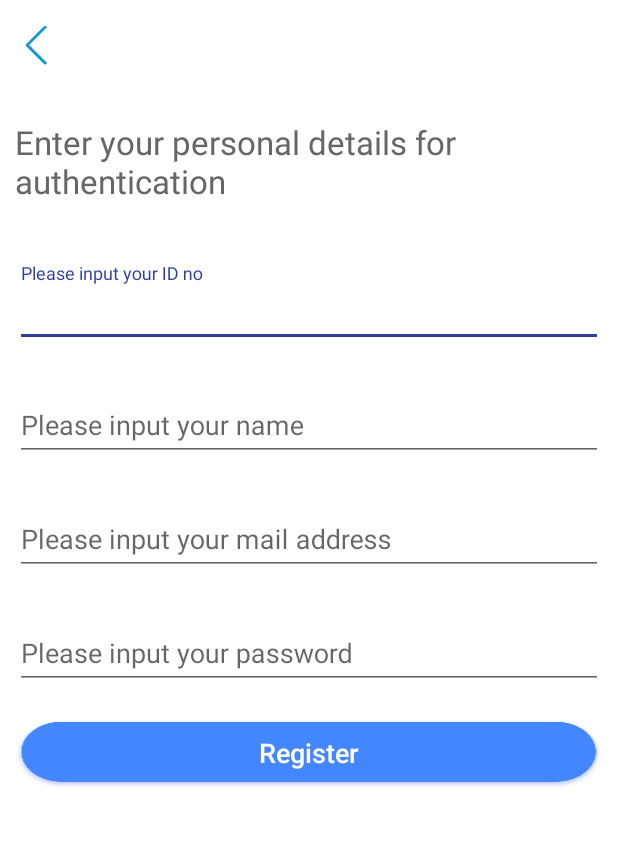
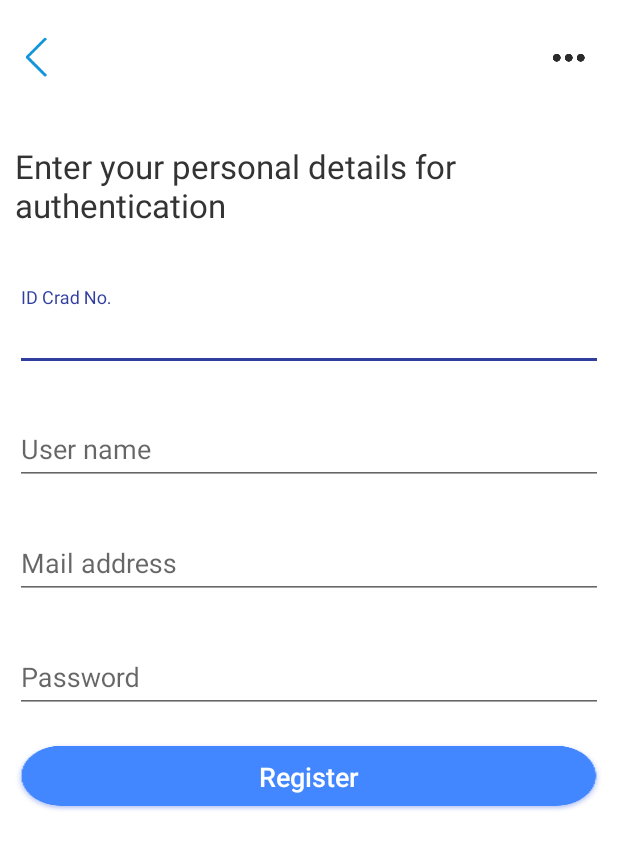
Before and after one commit to WangEric-95/PAYouthVote, an Android app: the layout fragment_register.xml on its own in the app's theme, with its tools: preview values and no code run, on a phone screen of 412 x 824 dp. Shown: the top 849 px of the screen. Run offline under Robolectric (Android 15) with nearby library versions, the phone set to English and light mode, and no system bars.

Commit message:
update registrion page

```diff
--- a/app/src/main/java/com/payouth/hackathon/vote/app/AppViewModelFactory.java
+++ b/app/src/main/java/com/payouth/hackathon/vote/app/AppViewModelFactory.java
@@ -55,7 +55,7 @@ public class AppViewModelFactory extends ViewModelProvider.NewInstanceFactory {
         } else if (modelClass.isAssignableFrom(LoginActivityViewModel.class)) {
             return (T) new LoginActivityViewModel(mApplication, mRepository);
         } else if (modelClass.isAssignableFrom(RegisterFragmentViewModel.class)){
-            return (T) new RegisterFragmentViewModel(mApplication);
+            return (T) new RegisterFragmentViewModel(mApplication, mRepository);
         }
         throw new IllegalArgumentException("Unknown ViewModel class: " + modelClass.getName());
     }
--- a/app/src/main/java/com/payouth/hackathon/vote/data/DemoRepository.java
+++ b/app/src/main/java/com/payouth/hackathon/vote/data/DemoRepository.java
@@ -50,6 +50,11 @@ public class DemoRepository extends BaseModel implements HttpDataSource, LocalDa
     }
 
     @Override
+    public Observable<Object> register() {
+        return mHttpDataSource.login();
+    }
+
+    @Override
     public Observable<DemoEntity> loadMore() {
         return mHttpDataSource.loadMore();
     }
--- a/app/src/main/java/com/payouth/hackathon/vote/data/source/HttpDataSource.java
+++ b/app/src/main/java/com/payouth/hackathon/vote/data/source/HttpDataSource.java
@@ -9,8 +9,10 @@ import me.goldze.mvvmhabit.http.BaseResponse;
  * Created by goldze on 2019/3/26.
  */
 public interface HttpDataSource {
-    //模拟登录
+    //mock for login
     Observable<Object> login();
+    //mock for register
+    Observable<Object> register();
 
     //模拟上拉加载
     Observable<DemoEntity> loadMore();
--- a/app/src/main/java/com/payouth/hackathon/vote/data/source/http/HttpDataSourceImpl.java
+++ b/app/src/main/java/com/payouth/hackathon/vote/data/source/http/HttpDataSourceImpl.java
@@ -45,6 +45,11 @@ public class HttpDataSourceImpl implements HttpDataSource {
     }
 
     @Override
+    public Observable<Object> register() {
+        return Observable.just(new Object()).delay(3, TimeUnit.SECONDS); //延迟3秒
+    }
+
+    @Override
     public Observable<DemoEntity> loadMore() {
         return Observable.create(new ObservableOnSubscribe<DemoEntity>() {
             @Override
--- a/app/src/main/java/com/payouth/hackathon/vote/ui/login/LoginFragment.java
+++ b/app/src/main/java/com/payouth/hackathon/vote/ui/login/LoginFragment.java
@@ -48,7 +48,6 @@ public class LoginFragment extends BaseFragment<FragmentLoginBinding, LoginViewM
         return fragment;
     }
 
-
     @Override
     public void initViewObservable() {
         viewModel.uc.pSwitchEvent.observe(this, new Observer<Boolean>() {
--- a/app/src/main/java/com/payouth/hackathon/vote/ui/login/LoginViewModel.java
+++ b/app/src/main/java/com/payouth/hackathon/vote/ui/login/LoginViewModel.java
@@ -46,7 +46,6 @@ public class LoginViewModel extends BaseViewModel<DemoRepository> {
     public LoginViewModel(@NonNull Application application, DemoRepository repository) {
         super(application, repository);
         userName.set(model.getUserName());
-//        password.set(model.getPassword());
     }
 
     public BindingCommand clearUserNameOnClickCommand = new BindingCommand(new BindingAction() {
--- a/app/src/main/res/layout/fragment_login.xml
+++ b/app/src/main/res/layout/fragment_login.xml
@@ -58,7 +58,7 @@
                     android:layout_height="match_parent"
                     android:layout_weight="1"
                     android:background="@null"
-                    android:hint="@string/login_userID"
+                    android:hint="@string/login_user_name"
                     android:text="@={viewModel.userName}"
                     android:textColor="@color/textColor"
                     android:textColorHint="@color/textColorHint"
--- a/app/src/main/res/layout/fragment_register.xml
+++ b/app/src/main/res/layout/fragment_register.xml
@@ -15,10 +15,10 @@
         android:background="@color/white"
         android:padding="10dp">
 
-        <Button
-            android:layout_width="40dp"
-            android:layout_height="40dp"
-            android:background="@mipmap/back"></Button>
+        <include
+            android:id="@+id/include"
+            layout="@layout/layout_toolbar"
+            binding:toolbarViewModel="@{viewModel.toolbarViewModel}" />
 
         <TextView
             android:layout_width="match_parent"
@@ -43,7 +43,8 @@
 
                 <com.google.android.material.textfield.TextInputEditText
                     android:layout_width="match_parent"
-                    android:layout_height="wrap_content">
+                    android:layout_height="wrap_content"
+                    android:text="@={viewModel.idno}">
 
                 </com.google.android.material.textfield.TextInputEditText>
             </com.google.android.material.textfield.TextInputLayout>
@@ -56,7 +57,8 @@
 
                 <com.google.android.material.textfield.TextInputEditText
                     android:layout_width="match_parent"
-                    android:layout_height="wrap_content">
+                    android:layout_height="wrap_content"
+                    android:text="@={viewModel.userName}">
 
                 </com.google.android.material.textfield.TextInputEditText>
             </com.google.android.material.textfield.TextInputLayout>
@@ -69,7 +71,8 @@
 
                 <com.google.android.material.textfield.TextInputEditText
                     android:layout_width="match_parent"
-                    android:layout_height="wrap_content">
+                    android:layout_height="wrap_content"
+                    android:text="@={viewModel.mail}">
 
                 </com.google.android.material.textfield.TextInputEditText>
             </com.google.android.material.textfield.TextInputLayout>
@@ -82,7 +85,8 @@
 
                 <com.google.android.material.textfield.TextInputEditText
                     android:layout_width="match_parent"
-                    android:layout_height="wrap_content">
+                    android:layout_height="wrap_content"
+                    android:text="@={viewModel.password}">
 
                 </com.google.android.material.textfield.TextInputEditText>
             </com.google.android.material.textfield.TextInputLayout>
--- a/app/src/main/res/layout/layout_toolbar.xml
+++ b/app/src/main/res/layout/layout_toolbar.xml
@@ -27,8 +27,9 @@
                 android:layout_alignParentLeft="true"
                 android:layout_centerVertical="true"
                 android:background="?selectableItemBackground"
-                android:padding="12dp"
                 android:src="@mipmap/back"
+                android:scaleType="fitStart"
+                android:paddingVertical="8dp"
                 binding:onClickCommand="@{toolbarViewModel.backOnClick}" />
 
             <TextView
@@ -75,7 +76,8 @@
 
             <View
                 style="@style/ViewLineStyle"
-                android:layout_alignParentBottom="true" />
+                android:layout_alignParentBottom="true"
+                android:visibility="gone"/>
         </RelativeLayout>
     </androidx.appcompat.widget.Toolbar>
 </layout>
--- a/app/src/main/res/values/strings.xml
+++ b/app/src/main/res/values/strings.xml
@@ -1,10 +1,10 @@
 <resources>
     <string name="app_name">Vote</string>
-    <string name="login_userID">Please input your ID no</string>
-    <string name="login_name">Please input your name</string>
-    <string name="login_pwd">Please input your password</string>
+    <string name="login_userID">ID Crad No.</string>
+    <string name="login_name">User name</string>
+    <string name="login_pwd">Password</string>
     <string name="login_forgot_pwd">forgot password</string>
     <string name="login_registration">register</string>
-    <string name="login_user_name">Please input your name</string>
-    <string name="login_mail_address">Please input your mail address</string>
+    <string name="login_user_name">User name</string>
+    <string name="login_mail_address">Mail address</string>
 </resources>
--- a/mvvmhabit/src/main/java/me/goldze/mvvmhabit/base/BaseFragment.java
+++ b/mvvmhabit/src/main/java/me/goldze/mvvmhabit/base/BaseFragment.java
@@ -146,7 +146,7 @@ public abstract class BaseFragment<V extends ViewDataBinding, VM extends BaseVie
         viewModel.getUC().getFinishEvent().observe(this, new Observer<Void>() {
             @Override
             public void onChanged(@Nullable Void v) {
-                getActivity().finish();
+                getActivity().getSupportFragmentManager().popBackStack();
             }
         });
         //关闭上一层
--- a/mvvmhabit/src/main/java/me/goldze/mvvmhabit/base/BaseViewModel.java
+++ b/mvvmhabit/src/main/java/me/goldze/mvvmhabit/base/BaseViewModel.java
@@ -68,7 +68,7 @@ public class BaseViewModel<M extends BaseModel> extends AndroidViewModel impleme
     }
 
     public void showDialog() {
-        showDialog("请稍后...");
+        showDialog("loading...");
     }
 
     public void showDialog(String title) {
--- a/mvvmhabit/src/main/res/values/colors.xml
+++ b/mvvmhabit/src/main/res/values/colors.xml
@@ -7,7 +7,7 @@
     <color name="green">#008000</color>
     <color name="blue">#0000FF</color>
     <color name="orange">#FFA500</color>
-    <color name="text_grey">#666666</color>
+    <color name="text_grey">#333333</color>
 
     <array name="in_colors_light">
         <item>#4B03A9F4</item>
```
Also changed, not shown: app/src/main/java/com/payouth/hackathon/vote/ui/login/LoginActivity.java (+0 -10 lines), app/src/main/java/com/payouth/hackathon/vote/ui/register/RegisterFragment.java (+19 -10 lines), app/src/main/java/com/payouth/hackathon/vote/ui/register/RegisterFragmentViewModel.java (+58 -14 lines), mvvmhabit/src/main/java/me/goldze/mvvmhabit/base/BaseActivity.java (+9 -7 lines).
